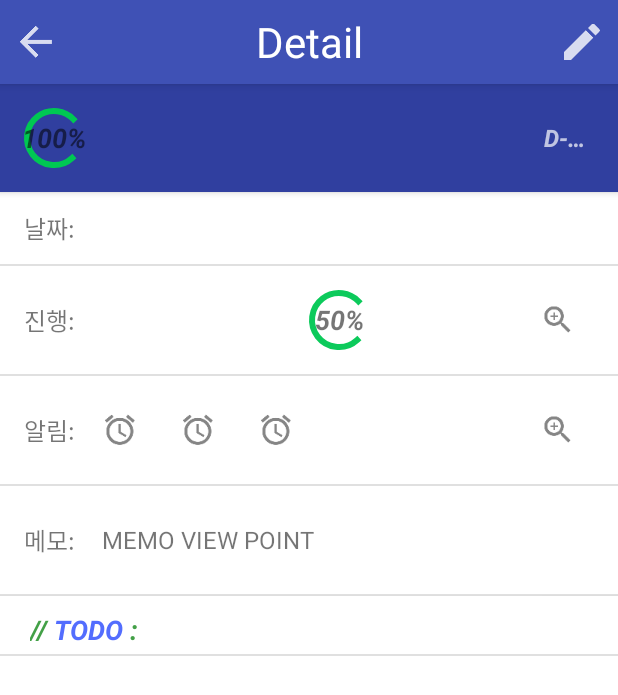
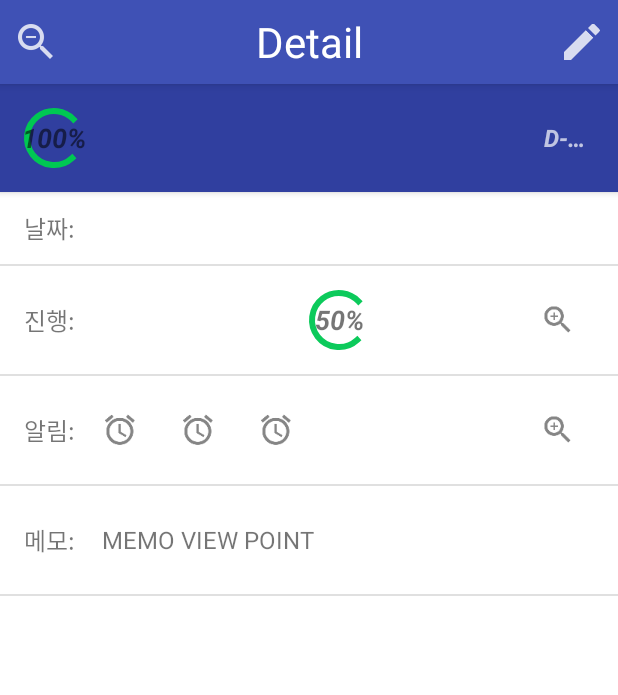
Before and after one commit to penguo/TodoList2, an Android app: the DetailItemActivity screen opened directly, with no data from a screen before it, on a phone screen of 412 x 824 dp. Shown: the top 695 px of the screen. Run offline under Robolectric (Android 15) with nearby library versions, the phone set to English and light mode, and no system bars; libraries missing offline, so code that uses them is left out: com.akexorcist.roundcornerprogressbar; plain views replace RoundCornerProgressBar; 3 statements that could not run were skipped.

Commit message:
171120 추가
semi에 엘리베이션 적용 왤케 안돼 ㅠㅠ

```diff
--- a/app/src/main/java/com/pepg/todolist/DetailItemActivity.java
+++ b/app/src/main/java/com/pepg/todolist/DetailItemActivity.java
@@ -18,21 +18,18 @@ import com.pepg.todolist.DataBase.dbManager;
 import com.pepg.todolist.fragment.DetailAlarmFragment;
 import com.pepg.todolist.fragment.DetailSemiFragment;
 
-import static com.pepg.todolist.Manager.RESULT_CLOSE;
-
 public class DetailItemActivity extends AppCompatActivity implements View.OnClickListener {
 
     ViewPager vp;
-    View includeHead, includePB;
+    View includeHead, includePB, borderAch, borderAlarm;
     Activity activity;
     ImageButton btnReturn, btnEdit;
     TextView tvTitle, tvCategory, tvDate, tvMemo, tvDday, tvAch, tvAchHead, tvAlarmHead, tvHeadAch;
-    LinearLayout layoutHead, layoutDate, layoutAch, layoutAlarm, layoutMemo, layoutAchBg, layoutAlarmBg, layoutMemoBg;
+    LinearLayout layoutHead, layoutDate, layoutAch, layoutAlarm, layoutMemo, layoutAchBg, layoutAlarmBg, layoutMemoBg, layoutBody;
     ImageView ivZoomAch, ivZoomAlarm;
     Toolbar toolbar;
     RoundCornerProgressBar pb, pbHead;
-
-    final dbManager dbM = new dbManager(this, "todolist2.db", null, MainActivity.DBVERSION);
+    DetailSemiFragment detailSemiFragment;
 
     @Override
     protected void onCreate(Bundle savedInstanceState) {
@@ -61,19 +58,20 @@ public class DetailItemActivity extends AppCompatActivity implements View.OnClic
         layoutAlarmBg = (LinearLayout) includeHead.findViewById(R.id.detail_layout_alarm_bg);
         layoutMemo = (LinearLayout) includeHead.findViewById(R.id.detail_layout_memo);
         layoutMemoBg = (LinearLayout) includeHead.findViewById(R.id.detail_layout_memo_bg);
-
+        layoutBody = (LinearLayout) includeHead.findViewById(R.id.detail_layout_body);
+        borderAch = includeHead.findViewById(R.id.detail_border_ach);
+        borderAlarm = includeHead.findViewById(R.id.detail_border_alarm);
         ivZoomAch = (ImageView) findViewById(R.id.detail_iv_zoom_ach);
         ivZoomAlarm = (ImageView) findViewById(R.id.detail_iv_zoom_alarm);
-
         includePB = includeHead.findViewById(R.id.detail_pb);
         pb = (RoundCornerProgressBar) includePB.findViewById(R.id.progressBar);
-
         tvHeadAch = (TextView) findViewById(R.id.detail_head_tv_ach);
         pbHead = (RoundCornerProgressBar) findViewById(R.id.detail_head_pb);
 
+        detailSemiFragment = new DetailSemiFragment();
+        Manager.modifyMode = false;
 
         vp = (ViewPager) findViewById(R.id.detail_item_vp);
-
         vp.setAdapter(new DetailItemActivity.pagerAdapter(getSupportFragmentManager()));
 
         int itemNum = getIntent().getIntExtra("item", -1);
@@ -103,6 +101,7 @@ public class DetailItemActivity extends AppCompatActivity implements View.OnClic
         tvTitle.setText(dbManager.DATA_TITLE);
         tvCategory.setText(dbManager.DATA_CATEGORY);
         tvDate.setText(dbManager.DATA_DATE);
+        btnReturn.setImageResource(R.drawable.ic_zoomout);
         pb.setSecondaryProgress(Manager.getSuggestAch(dbManager.DATA_CREATEDATE, dbManager.DATA_DATE));
         switch (item) {
             case (1):
@@ -110,21 +109,22 @@ public class DetailItemActivity extends AppCompatActivity implements View.OnClic
                 layoutDate.setVisibility(View.GONE);
                 layoutAlarm.setVisibility(View.GONE);
                 layoutMemo.setVisibility(View.GONE);
-                layoutAchBg.setBackgroundResource(R.color.colorPrimaryDark2);
+                layoutAchBg.setBackgroundResource(R.color.colorPrimaryDark);
                 ivZoomAch.setImageResource(R.drawable.ic_zoomout_black);
+                borderAch.setVisibility(View.GONE);
                 tvAchHead.setTextColor(getResources().getColor(R.color.white07));
-                layoutAch.setElevation(2);
+                layoutBody.setElevation(layoutHead.getElevation());
                 break;
             case (2):
                 updateAch();
-                tvMemo.setText(dbManager.DATA_MEMO);
                 layoutDate.setVisibility(View.GONE);
                 layoutAch.setVisibility(View.GONE);
                 layoutMemo.setVisibility(View.GONE);
-                layoutAlarmBg.setBackgroundResource(R.color.colorPrimaryDark2);
+                layoutAlarmBg.setBackgroundResource(R.color.colorPrimaryDark);
                 ivZoomAlarm.setImageResource(R.drawable.ic_zoomout_black);
+                borderAlarm.setVisibility(View.GONE);
                 tvAlarmHead.setTextColor(getResources().getColor(R.color.white07));
-                layoutAlarm.setElevation(2);
+                layoutBody.setElevation(layoutHead.getElevation());
                 break;
         }
         setDday();
@@ -155,16 +155,27 @@ public class DetailItemActivity extends AppCompatActivity implements View.OnClic
     public void onClick(View view) {
         switch (view.getId()) {
             case (R.id.detail_btn_return):
-                setResult(RESULT_CLOSE);
-                finish();
+                onBackPressed();
                 break;
             case (R.id.detail_btn_edit):
-                Toast.makeText(activity, "wait", Toast.LENGTH_SHORT).show();
+                setBtnEdit();
                 break;
-            case(R.id.detail_layout_ach):
-            case(R.id.detail_layout_alarm):
+            case (R.id.detail_layout_ach):
+            case (R.id.detail_layout_alarm):
                 onBackPressed();
                 break;
+        }
+    }
+
+    public void setBtnEdit() {
+        if (!Manager.modifyMode) {
+            Manager.modifyMode = true;
+            btnEdit.setImageResource(R.drawable.ic_save);
+            detailSemiFragment.onRefresh();
+        } else {
+            Manager.modifyMode = false;
+            btnEdit.setImageResource(R.drawable.ic_edit);
+            detailSemiFragment.onRefresh();
         }
     }
 
@@ -177,7 +188,7 @@ public class DetailItemActivity extends AppCompatActivity implements View.OnClic
         public android.support.v4.app.Fragment getItem(int position) {
             switch (position) {
                 case 0:
-                    return new DetailSemiFragment();
+                    return detailSemiFragment;
                 case 1:
                     return new DetailAlarmFragment();
                 default:
--- a/app/src/main/java/com/pepg/todolist/MainActivity.java
+++ b/app/src/main/java/com/pepg/todolist/MainActivity.java
@@ -41,6 +41,12 @@ public class MainActivity extends AppCompatActivity implements View.OnClickListe
         btnSetting.setOnClickListener(this);
         btnDaily.setOnClickListener(this);
 
+        initSetting();
+
+    }
+
+    public void initSetting(){
+        Manager.modifyMode = false;
     }
 
     @Override
--- a/app/src/main/java/com/pepg/todolist/Manager.java
+++ b/app/src/main/java/com/pepg/todolist/Manager.java
@@ -28,7 +28,7 @@ public class Manager {
     public final static int RC_LIST_TO_ADDGUIDE = 1003;
     public final static int RC_DETAIL = 1004;
     public final static int RC_DETAIL_TO_DETAILITEM = 1005;
-    public final static int RESULT_CLOSE = 404;
+    public static boolean modifyMode;
 
     public static String[] strings;
     public static Calendar todayCal, readCal;
--- a/app/src/main/java/com/pepg/todolist/UpdateActivity.java
+++ b/app/src/main/java/com/pepg/todolist/UpdateActivity.java
@@ -82,7 +82,7 @@ public class UpdateActivity extends AppCompatActivity implements View.OnClickLis
         DividerItemDecoration dividerItemDecoration = new DividerItemDecoration(this, rcvLayoutManager.getOrientation());
         rcvSemi.addItemDecoration(dividerItemDecoration);
 
-        semiRcvAdapter = new SemiListRcvAdapter(dbManager, this, id);
+        semiRcvAdapter = new SemiListRcvAdapter(dbManager, this, id, true);
         rcvSemi.setAdapter(semiRcvAdapter);
 
         us = new UpdateSemi(semiRcvAdapter, this, dbManager);
@@ -319,7 +319,7 @@ public class UpdateActivity extends AppCompatActivity implements View.OnClickLis
 
     @Override
     public void onRefresh() {
-        semiRcvAdapter = new SemiListRcvAdapter(dbManager, this, id);
+        semiRcvAdapter = new SemiListRcvAdapter(dbManager, this, id, true);
         rcvSemi.setAdapter(semiRcvAdapter);
         swipe.setRefreshing(false);
     }
--- a/app/src/main/java/com/pepg/todolist/fragment/DetailSemiFragment.java
+++ b/app/src/main/java/com/pepg/todolist/fragment/DetailSemiFragment.java
@@ -3,6 +3,7 @@ package com.pepg.todolist.fragment;
 import android.app.Activity;
 import android.content.Context;
 import android.os.Bundle;
+import android.support.design.widget.FloatingActionButton;
 import android.support.v4.app.Fragment;
 import android.support.v4.widget.SwipeRefreshLayout;
 import android.support.v7.widget.DividerItemDecoration;
@@ -13,9 +14,11 @@ import android.view.LayoutInflater;
 import android.view.View;
 import android.view.ViewGroup;
 import android.widget.LinearLayout;
+import android.widget.TextView;
 
 import com.pepg.todolist.Adapter.SemiListRcvAdapter;
 import com.pepg.todolist.MainActivity;
+import com.pepg.todolist.Manager;
 import com.pepg.todolist.R;
 import com.pepg.todolist.UpdateSemi;
 import com.pepg.todolist.DataBase.dbManager;
@@ -35,6 +38,10 @@ public class DetailSemiFragment extends Fragment implements SwipeRefreshLayout.O
     Activity activity;
     int id;
     dbManager dbManager;
+    FloatingActionButton fab;
+
+    public DetailSemiFragment() {
+    }
 
     @Override
     public void onCreate(Bundle savedInstanceState) {
@@ -53,6 +60,7 @@ public class DetailSemiFragment extends Fragment implements SwipeRefreshLayout.O
         layoutSemi = (LinearLayout) includeSemi.findViewById(R.id.semi_layout);
         rcvSemi = (RecyclerView) includeSemi.findViewById(R.id.semi_rcv);
         swipe = (SwipeRefreshLayout) includeSemi.findViewById(R.id.semi_swipe);
+        fab = (FloatingActionButton) includeSemi.findViewById(R.id.semi_fab);
 
         LinearLayoutManager rcvLayoutManager = new LinearLayoutManager(getContext());
         rcvSemi.setLayoutManager(rcvLayoutManager);
@@ -70,6 +78,15 @@ public class DetailSemiFragment extends Fragment implements SwipeRefreshLayout.O
                 android.R.color.holo_orange_light
         );
         swipe.setOnRefreshListener(this);
+        fab.setOnClickListener(new View.OnClickListener() {
+            @Override
+            public void onClick(View view) {
+                us.updateSemi(id, activity, true);
+                semiRcvAdapter.notifyDataSetChanged();
+            }
+        });
+
+        onRefresh();
 
         return layout;
     }
@@ -79,5 +96,14 @@ public class DetailSemiFragment extends Fragment implements SwipeRefreshLayout.O
         semiRcvAdapter = new SemiListRcvAdapter(dbManager, activity, id);
         rcvSemi.setAdapter(semiRcvAdapter);
         swipe.setRefreshing(false);
+        setFab();
+    }
+
+    public void setFab() {
+        if (!Manager.modifyMode) {
+            fab.setVisibility(View.GONE);
+        } else {
+            fab.setVisibility(View.VISIBLE);
+        }
     }
 }
--- a/app/src/main/java/com/pepg/todolist/fragment/Step4Fragment.java
+++ b/app/src/main/java/com/pepg/todolist/fragment/Step4Fragment.java
@@ -31,6 +31,7 @@ import com.pepg.todolist.Adapter.SemiListRcvAdapter;
 import com.pepg.todolist.AddguideActivity;
 import com.pepg.todolist.DataBase.dbManager;
 import com.pepg.todolist.MainActivity;
+import com.pepg.todolist.Manager;
 import com.pepg.todolist.UpdateSemi;
 
 import com.pepg.todolist.R;
@@ -71,7 +72,8 @@ public class Step4Fragment extends Fragment implements View.OnClickListener {
 
         LinearLayoutManager rcvLayoutManager = new LinearLayoutManager(getContext());
         rcvFs4.setLayoutManager(rcvLayoutManager);
-        semiRcvAdapter = new SemiListRcvAdapter(dbM, this.getActivity(), 0);
+
+        semiRcvAdapter = new SemiListRcvAdapter(dbM, this.getActivity(), 0, true);
         rcvFs4.setAdapter(semiRcvAdapter);
 
         DividerItemDecoration dividerItemDecoration = new DividerItemDecoration(getContext(), rcvLayoutManager.getOrientation());
--- a/app/src/main/res/layout/activity_addguide.xml
+++ b/app/src/main/res/layout/activity_addguide.xml
@@ -91,7 +91,6 @@
         android:id="@+id/aguide_vp"
         android:layout_width="match_parent"
         android:layout_height="match_parent"
-        android:layout_above="@+id/ag_btn"
         android:background="@drawable/xml_item"
         android:elevation="1dp"
         tools:layout_editor_absoluteX="8dp"
--- a/app/src/main/res/layout/activity_detail.xml
+++ b/app/src/main/res/layout/activity_detail.xml
@@ -17,7 +17,6 @@
         android:minHeight="?android:attr/actionBarSize"
         android:theme="@android:style/Widget.Material.Toolbar"
         android:transitionName="toolbar"
-        android:translationZ="0dp"
         app:contentInsetStart="0dp">
 
 
@@ -147,8 +146,10 @@
     </LinearLayout>
 
     <LinearLayout
+        android:id="@+id/detail_layout_body"
         android:layout_width="match_parent"
-        android:layout_height="match_parent"
+        android:layout_height="wrap_content"
+        android:elevation="1dp"
         android:orientation="vertical">
 
         <LinearLayout
@@ -264,7 +265,9 @@
 
             </LinearLayout>
 
-            <View style="@style/Divider" />
+            <View
+                android:id="@+id/detail_border_ach"
+                style="@style/Divider" />
 
         </LinearLayout>
 
@@ -352,7 +355,9 @@
 
             </LinearLayout>
 
-            <View style="@style/Divider" />
+            <View
+                android:id="@+id/detail_border_alarm"
+                style="@style/Divider" />
 
         </LinearLayout>
 
--- a/app/src/main/res/layout/activity_detail_item.xml
+++ b/app/src/main/res/layout/activity_detail_item.xml
@@ -11,19 +11,15 @@
     <include
         android:id="@+id/detail_head"
         layout="@layout/activity_detail"
-        layout_width="match_parent"
-        android:layout_width="wrap_content"
+        android:layout_width="match_parent"
         android:layout_height="wrap_content" />
 
     <android.support.v4.view.ViewPager
         android:id="@+id/detail_item_vp"
         android:layout_width="match_parent"
         android:layout_height="match_parent"
-        android:layout_above="@+id/detail_item_btn"
         android:background="@drawable/xml_item"
-        android:elevation="1dp"
         tools:layout_editor_absoluteX="8dp"
-        tools:layout_editor_absoluteY="8dp">
-    </android.support.v4.view.ViewPager>
+        tools:layout_editor_absoluteY="8dp"></android.support.v4.view.ViewPager>
 
 </LinearLayout>
--- a/app/src/main/res/layout/include_semi.xml
+++ b/app/src/main/res/layout/include_semi.xml
@@ -4,6 +4,7 @@
     android:layout_width="match_parent"
     android:layout_height="match_parent"
     android:background="@drawable/xml_item"
+    android:elevation="1dp"
     android:orientation="vertical">
 
     <LinearLayout
@@ -15,7 +16,8 @@
 
         <android.support.design.widget.CoordinatorLayout
             android:layout_width="match_parent"
-            android:layout_height="40dp">
+            android:layout_height="40dp"
+            android:visibility="gone">
 
             <LinearLayout
                 android:layout_width="match_parent"
@@ -57,19 +59,35 @@
 
         </android.support.design.widget.CoordinatorLayout>
 
-        <android.support.v4.widget.SwipeRefreshLayout
-            android:id="@+id/semi_swipe"
+        <android.support.design.widget.CoordinatorLayout
             android:layout_width="match_parent"
             android:layout_height="match_parent">
 
-            <android.support.v7.widget.RecyclerView
-                android:id="@+id/semi_rcv"
+            <android.support.design.widget.FloatingActionButton
+                android:id="@+id/semi_fab"
+                android:layout_width="match_parent"
+                android:layout_height="wrap_content"
+                android:layout_gravity="bottom|end"
+                android:layout_margin="20dp"
+                android:clickable="true"
+                app:backgroundTint="@color/colorPrimary"
+                app:fabSize="normal"
+                app:srcCompat="@drawable/ic_add" />
+
+            <android.support.v4.widget.SwipeRefreshLayout
+                android:id="@+id/semi_swipe"
                 android:layout_width="match_parent"
                 android:layout_height="match_parent">
 
-            </android.support.v7.widget.RecyclerView>
-        </android.support.v4.widget.SwipeRefreshLayout>
+                <android.support.v7.widget.RecyclerView
+                    android:id="@+id/semi_rcv"
+                    android:layout_width="match_parent"
+                    android:layout_height="match_parent"
+                    android:elevation="1dp">
 
+                </android.support.v7.widget.RecyclerView>
+            </android.support.v4.widget.SwipeRefreshLayout>
+        </android.support.design.widget.CoordinatorLayout>
 
     </LinearLayout>
 </LinearLayout>
--- a/app/src/main/res/values/styles.xml
+++ b/app/src/main/res/values/styles.xml
@@ -10,7 +10,7 @@
 
         <!-- enable window content transitions -->
         <item name="android:windowContentTransitions">true</item>
-        <item name="android:duration">300</item>
+        <item name="android:duration">250</item>
         <item name="android:windowEnterTransition">@transition/window_fade</item>
         <item name="android:windowExitTransition">@transition/window_fade</item>
 
```
Also changed, not shown: app/src/main/java/com/pepg/todolist/Adapter/SemiListRcvAdapter.java (+12 -1 lines), app/src/main/java/com/pepg/todolist/DetailActivity.java (+2 -5 lines), app/src/main/res/drawable-hdpi/ic_zoomout.png (added), app/src/main/res/drawable-mdpi/ic_zoomout.png (added), app/src/main/res/drawable-xhdpi/ic_zoomout.png (added), app/src/main/res/drawable-xxhdpi/ic_zoomout.png (added).
